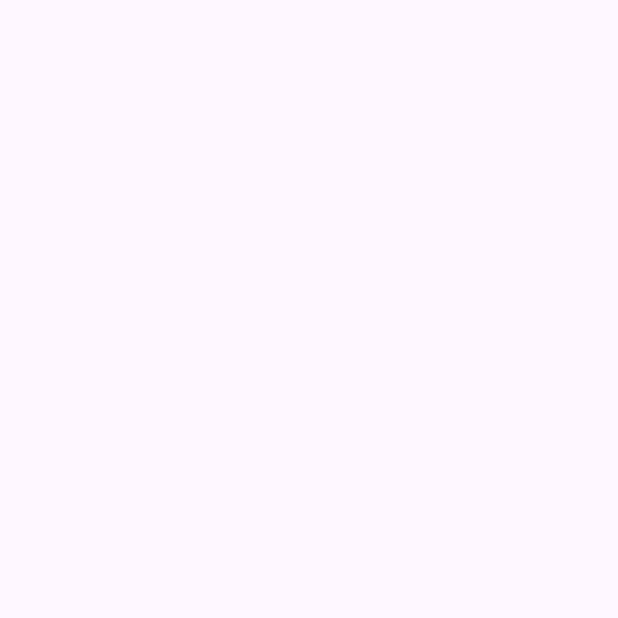
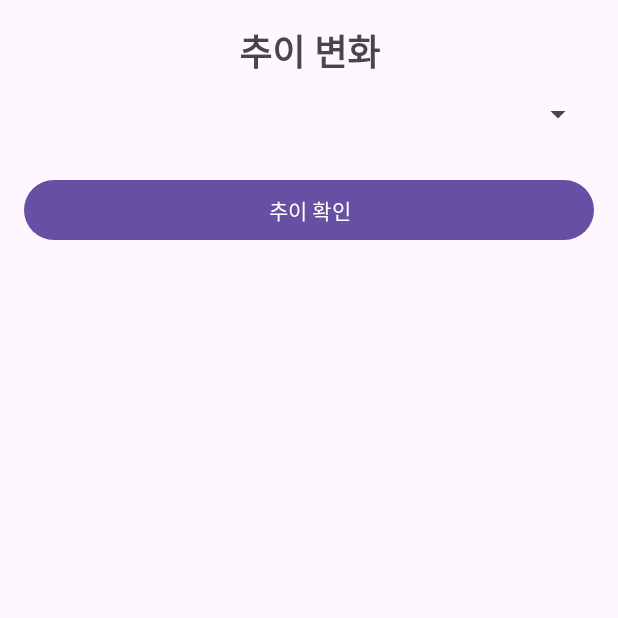
Before and after one commit to bitcoin7661/hit, an Android app: the ExerciseTrendActivity screen opened directly, with no data from a screen before it, on a phone screen of 412 x 824 dp, the top half of it. Before the commit the part shown is empty. Run offline under Robolectric (Android 15) with nearby library versions, the phone set to English and light mode, and no system bars.

Commit message:
planner trend

```diff
--- /dev/null
+++ b/app/src/main/java/com/example/hit33/CustomGraphView.kt
@@ -0,0 +1,55 @@
+package com.example.hit33
+
+import android.content.Context
+import android.graphics.Canvas
+import android.graphics.Color
+import android.graphics.Paint
+import android.util.AttributeSet
+import android.view.View
+
+class CustomGraphView(context: Context, attrs: AttributeSet) : View(context, attrs) {
+
+    private val dataPoints = mutableListOf<Float>() // 데이터 점들을 저장
+    private val paintLine = Paint().apply {
+        color = Color.BLUE // 선 색상
+        strokeWidth = 8f   // 선 두께
+        isAntiAlias = true // 안티앨리어싱 활성화
+    }
+    private val paintCircle = Paint().apply {
+        color = Color.RED  // 원 색상
+        style = Paint.Style.FILL // 원을 채우는 스타일
+    }
+
+    // 데이터 설정
+    fun setData(points: List<Float>) {
+        dataPoints.clear()
+        dataPoints.addAll(points)
+        invalidate() // 뷰를 다시 그림
+    }
+
+    override fun onDraw(canvas: Canvas) {
+        super.onDraw(canvas)
+
+        if (dataPoints.isEmpty()) return // 데이터가 없으면 그리지 않음
+
+        // 폭을 나누어 데이터 간 간격 설정
+        val widthStep = width / (dataPoints.size + 1).toFloat()
+        var prevX = widthStep
+        var prevY = height - dataPoints[0] / 100 * height
+
+        for (i in 1 until dataPoints.size) {
+            val currentX = widthStep * (i + 1)
+            val currentY = height - dataPoints[i] / 100 * height
+
+            // 선 그리기
+            canvas.drawLine(prevX, prevY, currentX, currentY, paintLine)
+
+            // 원 그리기
+            canvas.drawCircle(currentX, currentY, 10f, paintCircle)
+
+            // 이전 좌표 갱신
+            prevX = currentX
+            prevY = currentY
+        }
+    }
+}
--- a/app/src/main/java/com/example/hit33/ExerciseTrendActivity.kt
+++ b/app/src/main/java/com/example/hit33/ExerciseTrendActivity.kt
@@ -1,20 +1,67 @@
 package com.example.hit33
 
+import android.content.Context
 import android.os.Bundle
-import androidx.activity.enableEdgeToEdge
+import android.widget.ArrayAdapter
+import android.widget.Button
+import android.widget.Spinner
 import androidx.appcompat.app.AppCompatActivity
-import androidx.core.view.ViewCompat
-import androidx.core.view.WindowInsetsCompat
 
 class ExerciseTrendActivity : AppCompatActivity() {
+
+    private lateinit var spinnerExerciseNames: Spinner
+    private lateinit var btnViewTrend: Button
+    private lateinit var customGraphView: CustomGraphView
+
     override fun onCreate(savedInstanceState: Bundle?) {
         super.onCreate(savedInstanceState)
-        enableEdgeToEdge()
         setContentView(R.layout.activity_exercise_trend)
-        ViewCompat.setOnApplyWindowInsetsListener(findViewById(R.id.main)) { v, insets ->
-            val systemBars = insets.getInsets(WindowInsetsCompat.Type.systemBars())
-            v.setPadding(systemBars.left, systemBars.top, systemBars.right, systemBars.bottom)
-            insets
+
+        // UI 요소 초기화
+        spinnerExerciseNames = findViewById(R.id.spinnerExerciseNames)
+        btnViewTrend = findViewById(R.id.btnViewTrend)
+        customGraphView = findViewById(R.id.customGraphView)
+
+        // 운동명 리스트 가져오기
+        loadExerciseNames()
+
+        // 추이 변화 버튼 클릭 이벤트
+        btnViewTrend.setOnClickListener {
+            val selectedExercise = spinnerExerciseNames.selectedItem.toString()
+            val dataPoints = filterChangedRecords(selectedExercise)
+            customGraphView.setData(dataPoints)
         }
     }
+
+    private fun loadExerciseNames() {
+        val sharedPreferences = getSharedPreferences("PlannerPrefs", Context.MODE_PRIVATE)
+        val exerciseNames = sharedPreferences.all.values.filterIsInstance<String>().toSet()
+
+        // Spinner에 운동명 설정
+        val adapter = ArrayAdapter(this, android.R.layout.simple_spinner_item, exerciseNames.toList())
+        adapter.setDropDownViewResource(android.R.layout.simple_spinner_dropdown_item)
+        spinnerExerciseNames.adapter = adapter
+    }
+
+    private fun filterChangedRecords(exerciseName: String): List<Float> {
+        val sharedPreferences = getSharedPreferences("ExerciseRecords", Context.MODE_PRIVATE)
+        val dataPoints = mutableListOf<Float>()
+
+        var prevReps = -1
+        var prevSets = -1
+
+        sharedPreferences.all.forEach { (key, value) ->
+            if (key.contains(exerciseName)) {
+                val reps = sharedPreferences.getInt("${key}_reps", 0)
+                val sets = sharedPreferences.getInt("${key}_sets", 0)
+
+                if (reps != prevReps || sets != prevSets) {
+                    dataPoints.add(reps.toFloat())
+                    prevReps = reps
+                    prevSets = sets
+                }
+            }
+        }
+        return dataPoints
+    }
 }
--- a/app/src/main/res/layout/activity_exercise_trend.xml
+++ b/app/src/main/res/layout/activity_exercise_trend.xml
@@ -1,12 +1,54 @@
-<?xml version="1.0" encoding="utf-8"?>
-<androidx.constraintlayout.widget.ConstraintLayout xmlns:android="http://schemas.android.com/apk/res/android"
+<androidx.constraintlayout.widget.ConstraintLayout
+    xmlns:android="http://schemas.android.com/apk/res/android"
     xmlns:app="http://schemas.android.com/apk/res-auto"
     xmlns:tools="http://schemas.android.com/tools"
-    android:id="@+id/main"
     android:layout_width="match_parent"
     android:layout_height="match_parent"
     tools:context=".ExerciseTrendActivity">
 
+    <!-- 제목 -->
+    <TextView
+        android:id="@+id/tvTitle"
+        android:layout_width="wrap_content"
+        android:layout_height="wrap_content"
+        android:text="추이 변화"
+        android:textSize="24sp"
+        android:textStyle="bold"
+        android:layout_marginTop="16dp"
+        app:layout_constraintTop_toTopOf="parent"
+        app:layout_constraintStart_toStartOf="parent"
+        app:layout_constraintEnd_toEndOf="parent" />
+
+    <!-- 운동명 선택 Spinner -->
+    <Spinner
+        android:id="@+id/spinnerExerciseNames"
+        android:layout_width="0dp"
+        android:layout_height="48dp"
+        app:layout_constraintTop_toBottomOf="@id/tvTitle"
+        app:layout_constraintStart_toStartOf="parent"
+        app:layout_constraintEnd_toEndOf="parent"
+        android:layout_marginHorizontal="16dp" />
+
+    <!-- 변화된 기록 보기 버튼 -->
+    <Button
+        android:id="@+id/btnViewTrend"
+        android:layout_width="0dp"
+        android:layout_height="wrap_content"
+        android:text="추이 확인"
+        android:layout_marginTop="16dp"
+        app:layout_constraintTop_toBottomOf="@id/spinnerExerciseNames"
+        app:layout_constraintStart_toStartOf="parent"
+        app:layout_constraintEnd_toEndOf="parent"
+        android:layout_marginHorizontal="16dp" />
+
+    <!-- 그래프 Custom View -->
+    <com.example.hit33.CustomGraphView
+        android:id="@+id/customGraphView"
+        android:layout_width="0dp"
+        android:layout_height="300dp"
+        app:layout_constraintTop_toBottomOf="@id/btnViewTrend"
+        app:layout_constraintStart_toStartOf="parent"
+        app:layout_constraintEnd_toEndOf="parent" />
 
 
 </androidx.constraintlayout.widget.ConstraintLayout>
```
